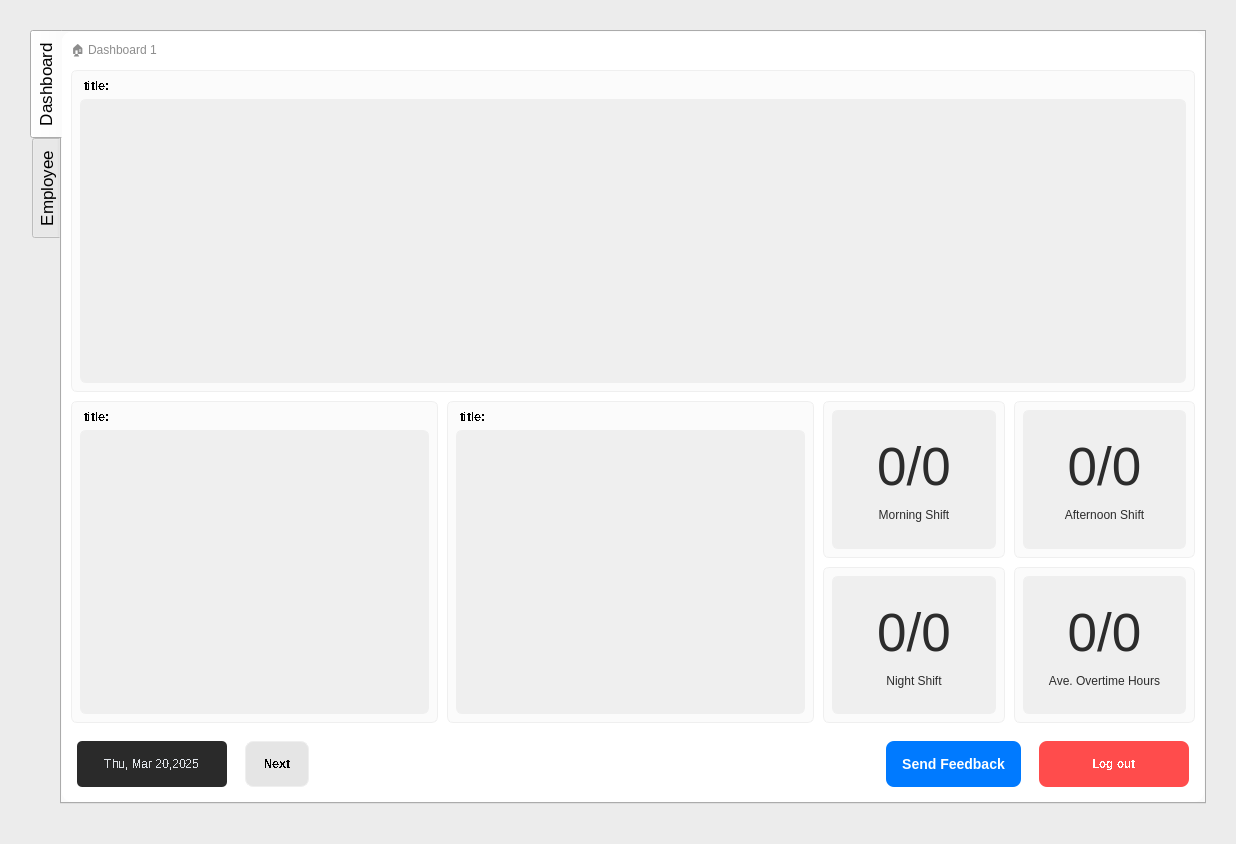
Qt form EALS UI/v0.7/ui/hr.ui (maeven-tapa/cpet8_group8_workspace) before a commit.
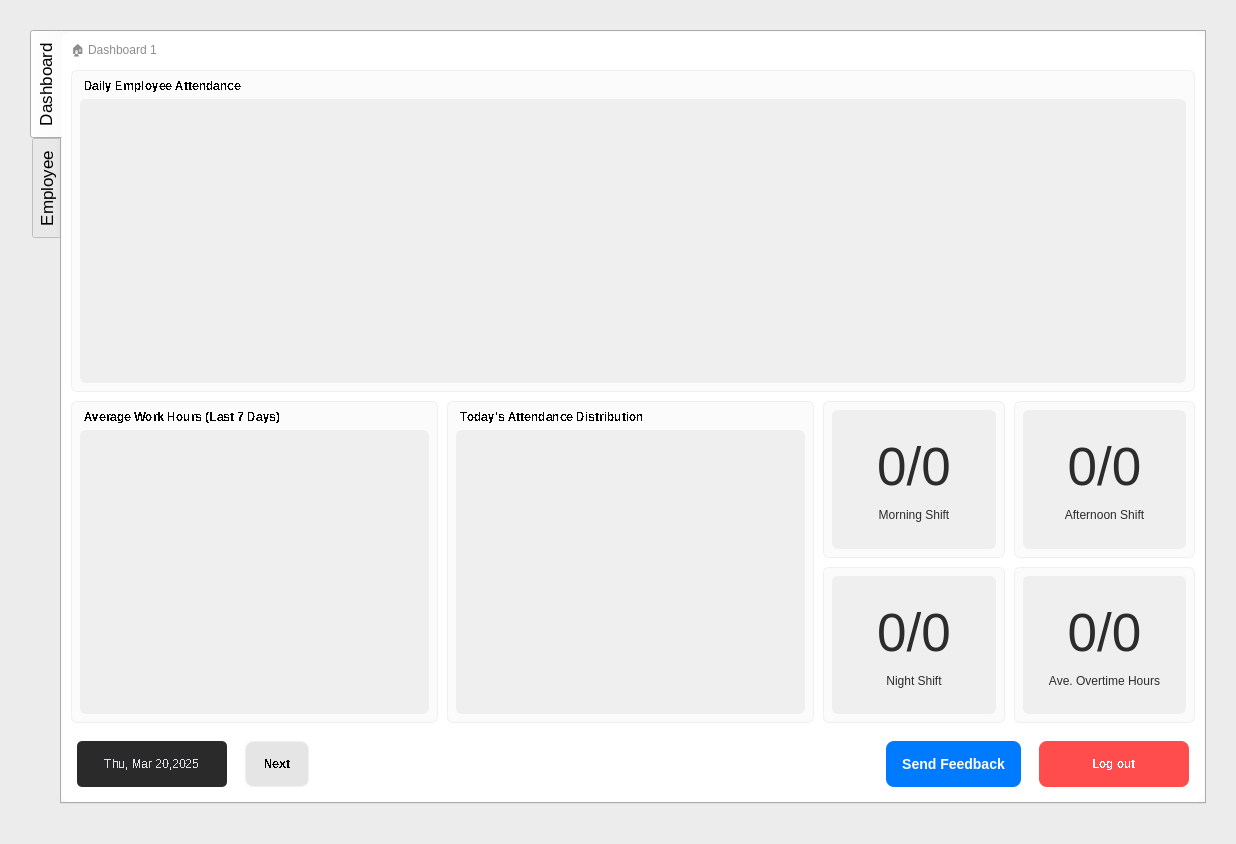
The same form after that commit. The open tabs and pages were chosen to show the change. Icons and pictures are not drawn.

Commit message: Add HR charts: Implement attendance area chart, average work hours line chart, and attendance pie chart in HR dashboard UI

Patch:
```diff
--- a/EALS UI/v0.7/ui/hr.ui
+++ b/EALS UI/v0.7/ui/hr.ui
@@ -194,7 +194,7 @@
                   <string notr="true">border: none;</string>
                  </property>
                  <property name="text">
-                  <string>title:</string>
+                  <string>Daily Employee Attendance</string>
                  </property>
                  <property name="indent">
                   <number>4</number>
@@ -586,7 +586,7 @@
                      <string notr="true">border: none;</string>
                     </property>
                     <property name="text">
-                     <string>title:</string>
+                     <string>Average Work Hours (Last 7 Days)</string>
                     </property>
                     <property name="indent">
                      <number>4</number>
@@ -649,7 +649,7 @@
                      <string notr="true">border: none;</string>
                     </property>
                     <property name="text">
-                     <string>title:</string>
+                     <string>Today's Attendance Distribution</string>
                     </property>
                     <property name="indent">
                      <number>4</number>
```
Left out of the diff: 4 changed lines with no effect on the pictures. The commit also changes 1 other file.
